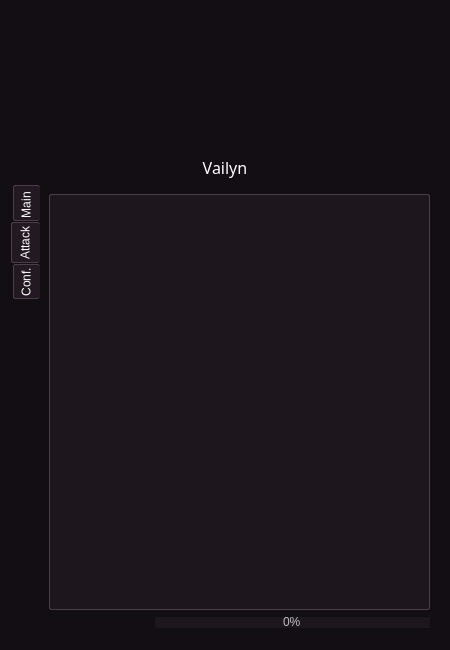
Qt form core/qt5/Main.ui (VainlyStrain/Vailyn) before a commit.
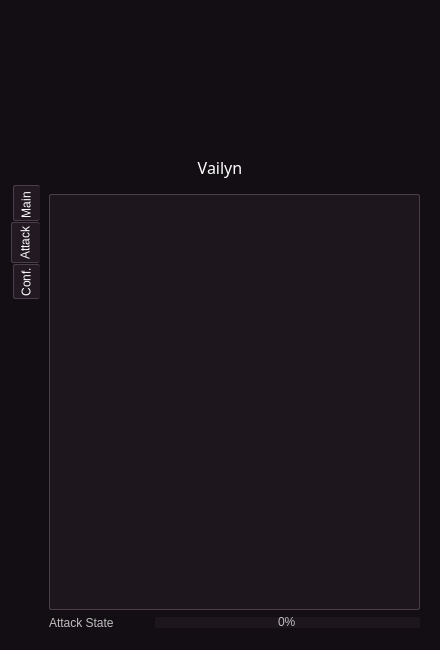
The same form after that commit. The open tabs and pages were chosen to show the change. Icons and pictures are not drawn.

Patch:
```diff
--- a/core/qt5/Main.ui
+++ b/core/qt5/Main.ui
@@ -6,7 +6,7 @@
    <rect>
     <x>0</x>
     <y>0</y>
-    <width>450</width>
+    <width>440</width>
     <height>650</height>
    </rect>
   </property>
@@ -601,7 +601,11 @@
 color: #ffffff;
 }
 
-QTabWidget::pane { border: 0; }
+QTabWidget::pane {
+    border: 0; 
+    position: absolute;
+    left: -0.7em;
+}
 
 QTabWidget::tab-bar {
 background-color: #130e13;
@@ -1864,6 +1868,9 @@
              <layout class="QHBoxLayout" name="horizontalLayout">
               <item>
                <widget class="QLabel" name="timeLabel">
+                <property name="enabled">
+                 <bool>false</bool>
+                </property>
                 <property name="minimumSize">
                  <size>
                   <width>100</width>
@@ -1871,7 +1878,7 @@
                  </size>
                 </property>
                 <property name="text">
-                 <string/>
+                 <string>Attack State</string>
                 </property>
                </widget>
               </item>
```
Left out of the diff: 2 changed lines with no effect on the pictures.
